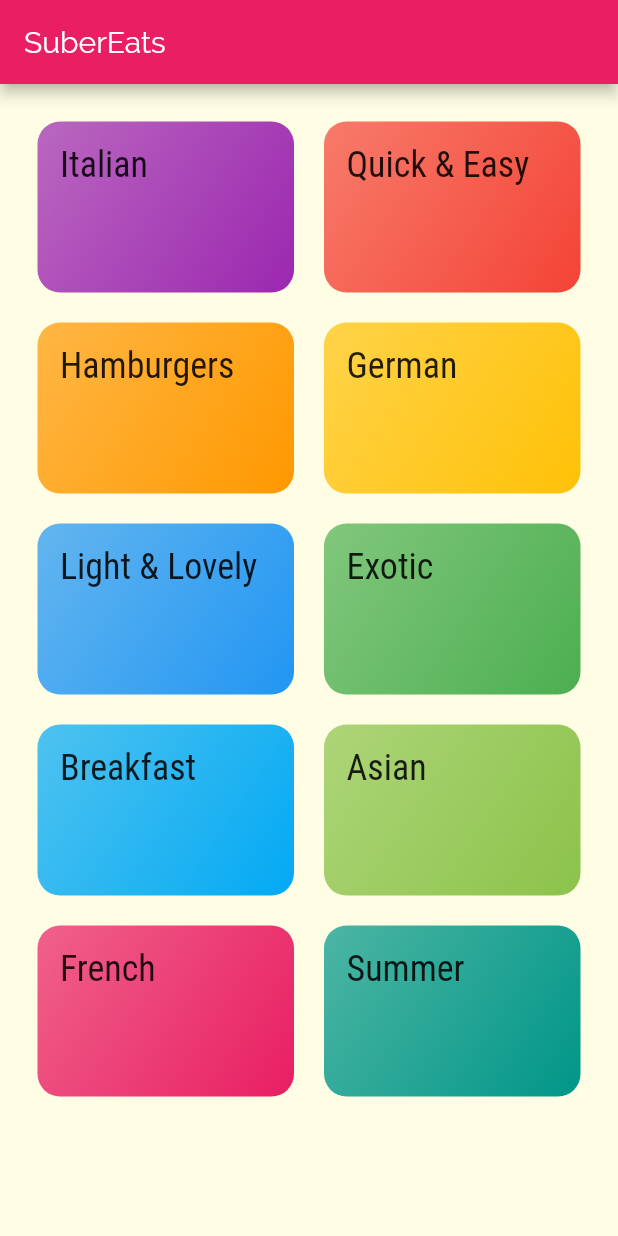
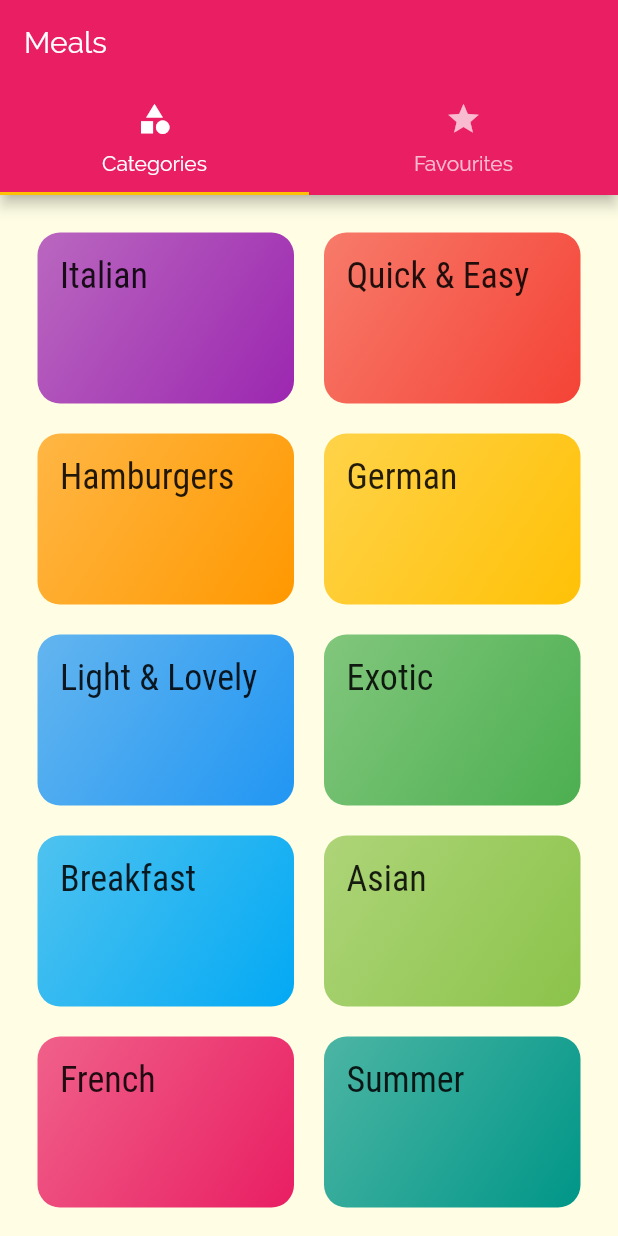
Before and after one commit to Liight/suber_eats, a Flutter app: the screen it shows after launch, on a phone screen of 412 x 824 dp. Run offline on Flutter 3.47's test engine with Material 2 defaults, Android fonts, the phone set to English and light mode, and no system bars.

Commit message:
- add tabs and connect

```diff
--- a/lib/main.dart
+++ b/lib/main.dart
@@ -1,10 +1,12 @@
 // flutter
 import 'package:flutter/material.dart';
+import 'package:suber_eats/screens/tabs_screen.dart';
 
 // custom
 import './screens/categories_screen.dart';
 import './screens/meal_detail_screen.dart';
 import './screens/category_meals_screen.dart';
+import './screens/tabs_screen.dart';
 
 // run app
 void main() => runApp(MyApp());
@@ -36,7 +38,7 @@ class MyApp extends StatelessWidget {
       initialRoute: '/',
       routes: {
         // routeNames set within screens to avoid typos
-        '/': (ctx) => CategoriesScreen(),
+        '/': (ctx) => TabsScreen(),
         CategoryMealsScreen.routeName: (ctx) => CategoryMealsScreen(),
         MealDetailScreen.routeName: (ctx) => MealDetailScreen(),
       },
--- a/lib/screens/categories_screen.dart
+++ b/lib/screens/categories_screen.dart
@@ -7,11 +7,7 @@ import '../widgets/category_item.dart';
 class CategoriesScreen extends StatelessWidget {
   @override
   Widget build(BuildContext context) {
-    return Scaffold(
-      appBar: AppBar(
-        title: const Text('SuberEats'),
-      ),
-      body: GridView(
+    return GridView(
       padding: EdgeInsets.all(25),
       children: DUMMY_CATEGORIES
           .map((element) =>
@@ -23,7 +19,6 @@ class CategoriesScreen extends StatelessWidget {
         crossAxisSpacing: 20,
         mainAxisSpacing: 20,
       ),
-      ),
     );
   }
 }
--- /dev/null
+++ b/lib/screens/favourites_screen.dart
@@ -0,0 +1,13 @@
+// flutter
+import 'package:flutter/material.dart';
+
+class FavouritesScreen extends StatelessWidget {
+  const FavouritesScreen({Key key}) : super(key: key);
+
+  @override
+  Widget build(BuildContext context) {
+    return Container(
+      child: Center(child: Text('Favourites Screen')),
+    );
+  }
+}
--- /dev/null
+++ b/lib/screens/tabs_screen.dart
@@ -0,0 +1,44 @@
+// flutter
+import 'package:flutter/material.dart';
+import '../screens/categories_screen.dart';
+import '../screens/favourites_screen.dart';
+
+class TabsScreen extends StatefulWidget {
+  TabsScreen({Key key}) : super(key: key);
+
+  @override
+  _TabsScreenState createState() => _TabsScreenState();
+}
+
+class _TabsScreenState extends State<TabsScreen> {
+  @override
+  Widget build(BuildContext context) {
+    return DefaultTabController(
+      initialIndex: 0,
+      length: 2,
+      child: Scaffold(
+        appBar: AppBar(
+          title: Text('Meals'),
+          bottom: TabBar(
+            tabs: <Widget>[
+              Tab(
+                icon: Icon(Icons.category),
+                text: 'Categories',
+              ),
+              Tab(
+                icon: Icon(Icons.star),
+                text: 'Favourites',
+              ),
+            ],
+          ),
+        ),
+        body: TabBarView(
+          children: <Widget>[
+            CategoriesScreen(),
+            FavouritesScreen(),
+          ],
+        ),
+      ),
+    );
+  }
+}
```
Lines whose indentation alone changed are shown as unchanged.
